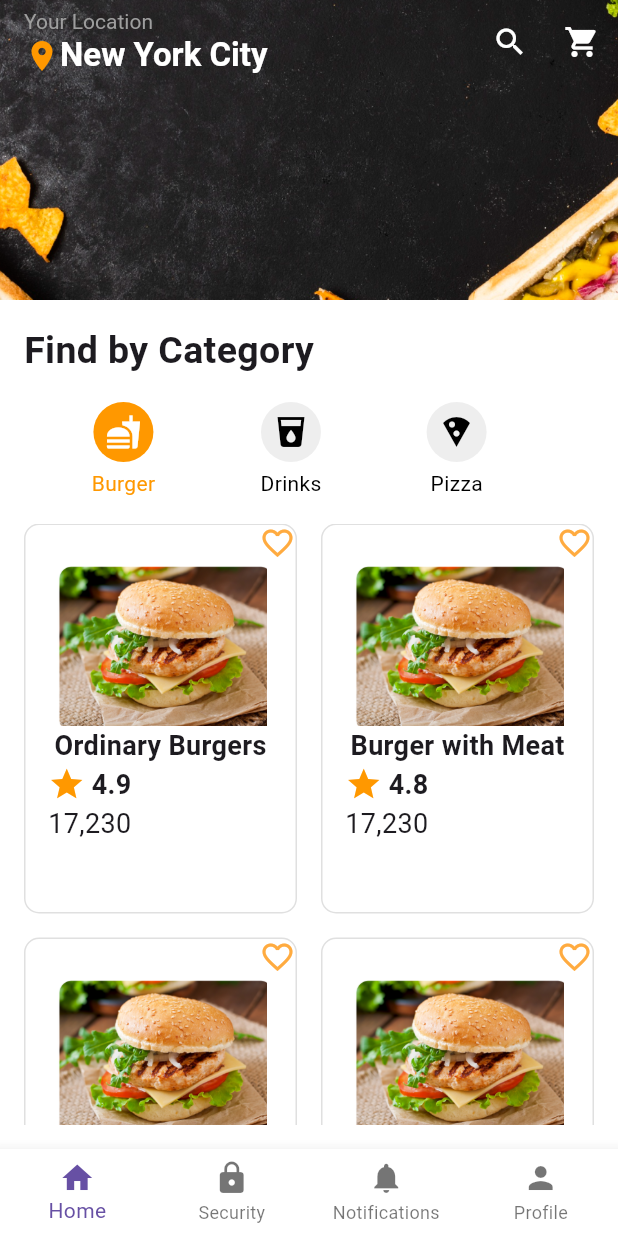
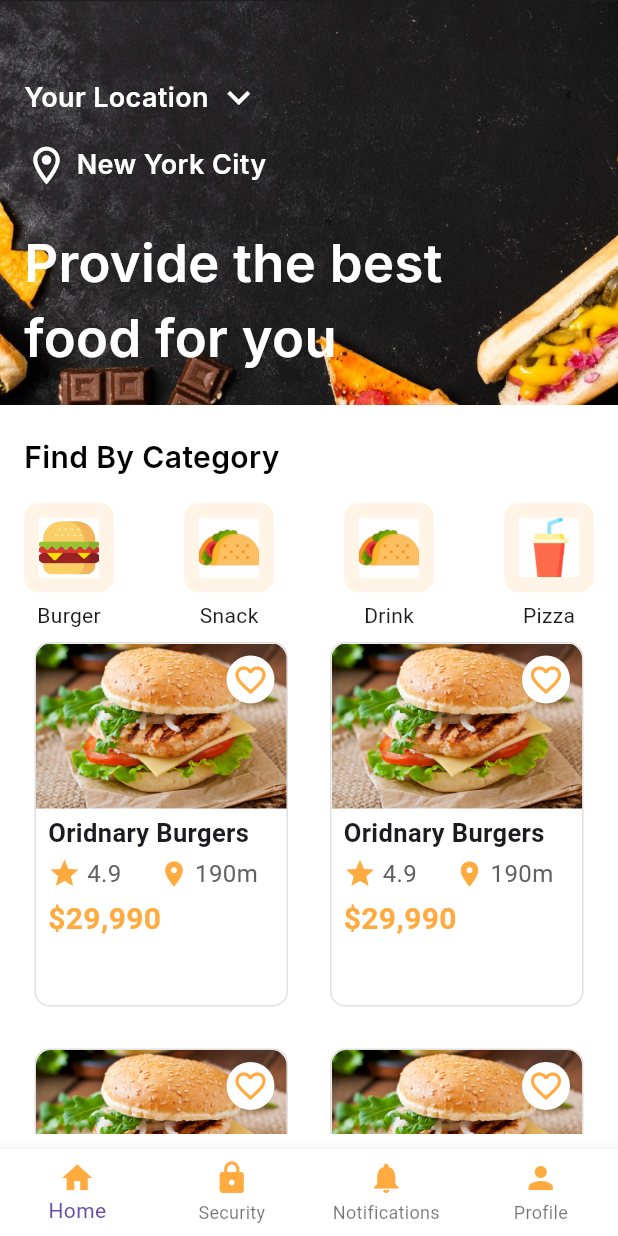
Before and after one commit to YugaJ7/Food-Delivery-App, a Flutter app: the screen it shows after launch, on a phone screen of 412 x 824 dp. Run offline on Flutter 3.47's test engine with Material 3 defaults, Android fonts, the phone set to English and light mode, and no system bars; our stand-ins replace google_fonts, image_picker.

Commit message:
Made Home Screenan and NavBar

```diff
--- a/food_delivery/lib/Components/navbar.dart
+++ b/food_delivery/lib/Components/navbar.dart
@@ -1,9 +1,9 @@
 import 'package:flutter/material.dart';
-import 'package:food_delivery/main.dart';
-import 'package:food_delivery/screens/home_screen.dart';
-import 'package:food_delivery/screens/orders.dart';
-import 'package:food_delivery/screens/notification.dart';
-import 'package:food_delivery/screens/profile_screen.dart';
+// import 'package:food_delivery/main.dart';
+// import 'package:food_delivery/screens/home_screen.dart';
+// import 'package:food_delivery/screens/orders.dart';
+// import 'package:food_delivery/screens/notification.dart';
+// import 'package:food_delivery/screens/profile_screen.dart';
 
 class Navbar extends StatelessWidget {
   @override
@@ -13,19 +13,19 @@ class Navbar extends StatelessWidget {
         backgroundColor: Colors.white,
         items: const [
           BottomNavigationBarItem(
-            icon: Icon(Icons.home),
+            icon: Icon(Icons.home, color: Colors.orangeAccent),
             label: 'Home',
           ),
           BottomNavigationBarItem(
-            icon: Icon(Icons.lock),
+            icon: Icon(Icons.lock, color: Colors.orangeAccent),
             label: 'Security',
           ),
           BottomNavigationBarItem(
-            icon: Icon(Icons.notifications),
+            icon: Icon(Icons.notifications, color: Colors.orangeAccent),
             label: 'Notifications',
           ),
           BottomNavigationBarItem(
-            icon: Icon(Icons.person),
+            icon: Icon(Icons.person, color: Colors.orangeAccent),
             label: 'Profile',
           ),
         ],
--- /dev/null
+++ b/food_delivery/lib/Components/product.dart
@@ -0,0 +1,15 @@
+class Product {
+  final String name;
+  final String image;
+  final String price;
+  final String distance;
+  final String rating;
+
+  Product({
+    required this.name,
+    required this.image,
+    required this.price,
+    required this.distance,
+    required this.rating
+  });
+}
--- /dev/null
+++ b/food_delivery/lib/Components/product_card.dart
@@ -0,0 +1,113 @@
+import 'package:flutter/material.dart';
+import 'package:food_delivery/Components/product.dart';
+
+class ProductCard extends StatefulWidget {
+  final Product product;
+  const ProductCard({Key? key, required this.product}) : super(key: key);
+
+  @override
+  State<ProductCard> createState() => _ProductCardState();
+}
+
+class _ProductCardState extends State<ProductCard> {
+  @override
+  Widget build(BuildContext context) {
+    return Container(
+      width: MediaQuery.of(context).size.width / 2.5, // Set width relative to screen size
+      margin: EdgeInsets.all(8.0), // Add margin around the card
+      decoration: BoxDecoration(
+        borderRadius: BorderRadius.circular(10.0),
+        border: Border.all(color: Colors.grey.shade300),
+      ),
+      child: Column(
+        crossAxisAlignment: CrossAxisAlignment.start,
+        children: [
+          Stack(
+            children: [
+              Container(
+                height: 110,
+                width: double.infinity,
+                decoration: BoxDecoration(
+                  borderRadius: BorderRadius.only(
+                    topLeft: Radius.circular(10.0),
+                    topRight: Radius.circular(10.0),
+                  ),
+                  image: DecorationImage(
+                    image: AssetImage(widget.product.image),
+                    fit: BoxFit.cover,
+                  ),
+                ),
+              ),
+              Positioned(
+                top: 8,
+                right: 8,
+                child: Container(
+                  padding: const EdgeInsets.all(4.0),
+                  decoration: BoxDecoration(
+                    color: Colors.white,
+                    shape: BoxShape.circle,
+                  ),
+                  child: Icon(
+                    Icons.favorite_border,
+                    color: Colors.orangeAccent,
+                  ),
+                ),
+              ),
+            ],
+          ),
+          Padding(
+            padding: const EdgeInsets.symmetric(horizontal: 8.0, vertical: 4.0),
+            child: Text(
+              widget.product.name,
+              style: const TextStyle(
+                fontSize: 17,
+                fontWeight: FontWeight.bold,
+              ),
+              overflow: TextOverflow.ellipsis,
+            ),
+          ),
+          Padding(
+            padding: const EdgeInsets.symmetric(horizontal: 8.0),
+            child: Row(
+              children: [
+              Icon(
+                  Icons.star,
+                  size: 22,
+                  color: Colors.orangeAccent,
+                ),
+                const SizedBox(width: 4),
+                Text(
+                  widget.product.rating, // Hardcoded for now; replace with dynamic data if available
+                  style: TextStyle(fontSize: 16, color: Colors.grey[700]),
+                ),
+                const SizedBox(width: 25),
+                // Distance Icon and Distance
+                Icon(
+                  Icons.location_on,
+                  size: 20,
+                  color: Colors.orangeAccent,
+                ),
+                const SizedBox(width: 4),
+                Text(
+                  widget.product.distance, // Hardcoded for now; replace with dynamic data if available
+                  style: TextStyle(fontSize: 16, color: Colors.grey[700]),
+                ),
+              ],
+            ),
+          ),
+          Padding(
+            padding: const EdgeInsets.symmetric(horizontal: 8.0, vertical: 4.0),
+            child: Text(
+              widget.product.price,
+              style: const TextStyle(
+                fontSize: 20,
+                fontWeight: FontWeight.bold,
+                color: Colors.orangeAccent,
+              ),
+            ),
+          ),
+        ],
+      ),
+    );
+  }
+}
--- a/food_delivery/lib/main.dart
+++ b/food_delivery/lib/main.dart
@@ -10,9 +10,8 @@ import 'screens/personal_data.dart';
 import 'screens/settings.dart';
 import 'screens/acc_delete.dart';
 import 'screens/add_acc.dart';
-import 'screens/security.dart';
+//import 'screens/security.dart';
 import 'screens/notification.dart';
-import 'scrollproduct.dart';
 void main() {
   runApp(FlutterApp());
 }
--- a/food_delivery/lib/screens/home_screen.dart
+++ b/food_delivery/lib/screens/home_screen.dart
@@ -2,231 +2,274 @@ import 'package:food_delivery/Components/navbar.dart';
 import 'package:food_delivery/main.dart';
 import 'package:food_delivery/screens/profile_screen.dart';
 import 'package:flutter/material.dart';
-
+import 'package:google_fonts/google_fonts.dart';
+import 'package:food_delivery/Components/product.dart';
+import 'package:food_delivery/Components/product_card.dart';
 class HomeScreen extends StatelessWidget {
   @override
   Widget build(BuildContext context) {
     return Scaffold(
-      appBar: PreferredSize(
-        preferredSize: Size.fromHeight(200),
-        child: Stack(
+      backgroundColor: Colors.white,
+      // appBar: AppBar(
+      //   backgroundColor: Colors.transparent,
+      //   elevation: 0,
+      //   leading: Icon(Icons.menu, color: Colors.black),
+      //   actions: [
+      //     Icon(Icons.search, color: Colors.black),
+      //     SizedBox(width: 10),
+      //     Icon(Icons.shopping_cart, color: Colors.black),
+      //     SizedBox(width: 10),
+      //   ],
+      // ),
+      body: Column(
+        crossAxisAlignment: CrossAxisAlignment.start,
         children: [
+          Stack(
+            children: [
+              // Background image
               Container(
+                height: 270,
+                width: double.infinity,
                 decoration: BoxDecoration(
                   image: DecorationImage(
-                  image: AssetImage('assets/images/image5.png'),
+                    image: AssetImage('assets/images/background.png'),
                     fit: BoxFit.cover,
                   ),
                 ),
               ),
-            AppBar(
-              backgroundColor: Colors.transparent,
-              elevation: 0,
-              title: Column(
-                crossAxisAlignment: CrossAxisAlignment.start,
-                children: [
-                  Text('Your Location', style: TextStyle(color: Colors.grey, fontSize: 14)),
-                  Row(
-                    children: [
-                      Icon(Icons.location_on, color: Colors.orange),
-                      Text('New York City', style: TextStyle(color: Colors.white, fontWeight: FontWeight.bold)),
-                    ],
-                  ),
-                ],
-              ),
-              actions: [
-                IconButton(
-                  icon: Icon(Icons.search, color: Colors.white),
-                  onPressed: () {},
-                ),
-                IconButton(
-                  icon: Icon(Icons.shopping_cart, color: Colors.white),
-                  onPressed: () {},
-                ),
-              ],
-            )
-          ],
-        ),
-      ),
-      backgroundColor: Colors.white,
-      body: Padding(
-        padding: const EdgeInsets.all(16.0),
+              Positioned(
+                top: 50,
+                left: 16,
+
                 child: Column(
                   crossAxisAlignment: CrossAxisAlignment.start,
                   children: [
-            Text('Find by Category', style: TextStyle(fontSize: 25, fontWeight: FontWeight.w600)),
-            SizedBox(height: 16),
-            Container(
-              height: 65,
-              child: ListView(
-                scrollDirection: Axis.horizontal,
-                padding: EdgeInsets.symmetric(horizontal: 10),
+                    Row(
                       children: [
-                  CategoryTile(icon: Icons.fastfood, label: 'Burger', isSelected: true),
-                  CategoryTile(icon: Icons.local_drink, label: 'Drinks'),
-                  CategoryTile(icon: Icons.local_pizza, label: 'Pizza'),
+                        Text(
+                           'Your Location',
+                             style: GoogleFonts.inter(
+                             textStyle: TextStyle(color: Colors.white,fontSize: 18, fontWeight: FontWeight.w600))),
+                        SizedBox(width: 5),
+                        Icon(Icons.keyboard_arrow_down_sharp, color: Colors.white, size: 30)
+
                       ],
                     ),
+                    SizedBox(height: 15),
+                    Row(
+                      children: [
+                        Icon(Icons.location_on_outlined, color: Colors.white, size: 30),
+                        SizedBox(width: 5),
+                          Text(
+                           'New York City',
+                             style: GoogleFonts.inter(
+                             textStyle: TextStyle(color: Colors.white,fontSize: 18, fontWeight: FontWeight.w600))),
+                      ],
                     ),
-            SizedBox(height: 16),
-            // Food Items Grid
-            Expanded(
-              child: GridView.count(
-                crossAxisCount: 2,
-                childAspectRatio: 0.7,
-                mainAxisSpacing: 16,
-                crossAxisSpacing: 16,
-                children: [
-                  FoodItemTile(
-                    name: 'Ordinary Burgers',
-                    image: 'assets/images/p1.png',
-                    rating: 4.9,
-                    price: '17,230',
-                  ),
-                  FoodItemTile(
-                    name: 'Burger with Meat',
-                    image: 'assets/images/p1.png',
-                    rating: 4.8,
-                    price: '17,230',
-                  ),
-                  FoodItemTile(
-                    name: 'Ordinary Burgers',
-                    image: 'assets/images/p1.png',
-                    rating: 4.9,
-                    price: '17,230',
-                  ),
-                  FoodItemTile(
-                    name: 'Ordinary Burgers',
-                    image: 'assets/images/p1.png',
-                    rating: 4.9,
-                    price: '17,230',
-                  ),
-                  FoodItemTile(
-                    name: 'Ordinary Burgers',
-                    image: 'assets/images/p1.png',
-                    rating: 4.9,
-                    price: '17,230',
-                  ),
+
+                    SizedBox(height: 25),
+                    Text(
+                           'Provide the best \nfood for you',
+                             style: GoogleFonts.inter(
+                             textStyle: TextStyle(color: Colors.white,fontSize: 35, fontWeight: FontWeight.w600))),
                   ],
                 ),
               ),
             ],
           ),
+          SizedBox(height: 20),
+          Padding(
+            padding: const EdgeInsets.symmetric(horizontal: 16.0),
+            child: Row(
+              children: [
+                Text(
+                  'Find By Category',
+                  style: GoogleFonts.inter(
+                             textStyle: TextStyle(color: Colors.black,fontSize: 20, fontWeight: FontWeight.w600))
+                )
+              ],
             ),
-      bottomNavigationBar: Navbar()
+          ),
+          SizedBox(height: 16,),
+          // Categories section
+          Padding(
+            padding: const EdgeInsets.symmetric(horizontal: 16.0),
+            child: Row(
+              mainAxisAlignment: MainAxisAlignment.spaceBetween,
+              children: [
+                CategoryItem(
+                  iconPath: 'assets/images/c1.png',
+                  title: 'Burger',
+                ),
+                CategoryItem(
+                  iconPath: 'assets/images/c3.png',
+                  title: 'Snack',
+                ),
+                CategoryItem(
+                  iconPath: 'assets/images/c3.png',
+                  title: 'Drink',
+                ),
+                CategoryItem(
+                  iconPath: 'assets/images/c4.png',
+                  title: 'Pizza',
+                ),
+              ],
+            ),
+          ),
+          Expanded(
+            child: Container(
+              padding: const EdgeInsets.fromLTRB(15.0,0.0,15.0,10.0),
+              child:GridView.builder(
+                  gridDelegate: const SliverGridDelegateWithFixedCrossAxisCount(
+                    crossAxisCount: 2,
+                    childAspectRatio: (100/140),
+                    crossAxisSpacing: 12,
+                    mainAxisSpacing: 12,
+                  ),
+                  scrollDirection: Axis.vertical,
+                  itemCount: MyProduct.allProducts.length,
+                  itemBuilder:(context, index) {
+                    final allProducts = MyProduct.allProducts[index];
+                    return ProductCard(product : allProducts);
+                  },
+                )
+            ),
+          )
+        ],
+      ),
+      bottomNavigationBar: Navbar(),
+    );
+  }
+}
+class MyProduct {
+  static List<Product> allProducts = [
+    Product(
+      name: 'Oridnary Burgers',
+      price: '\$29,990',
+      image: 'assets/images/b1.png',
+      rating: '4.9',
+      distance: '190m'),
+      Product(
+      name: 'Oridnary Burgers',
+      price: '\$29,990',
+      image: 'assets/images/b1.png',
+      rating: '4.9',
+      distance: '190m'),
+      Product(
+      name: 'Oridnary Burgers',
+      price: '\$29,990',
+      image: 'assets/images/b1.png',
+      rating: '4.9',
+      distance: '190m'),
+      Product(
+      name: 'Oridnary Burgers',
+      price: '\$29,990',
+      image: 'assets/images/b1.png',
+      rating: '4.9',
+      distance: '190m'),
+  ];
+}
+
+class CategoryItem extends StatelessWidget {
+  final String iconPath;
+  final String title;
+
+  const CategoryItem({
+    required this.iconPath,
+    required this.title,
+  });
+
+  @override
+  Widget build(BuildContext context) {
+    return Column(
+      children: [
+        Container(
+          width: 60,
+          height: 60,
+          padding: EdgeInsets.all(10),
+          decoration: BoxDecoration(
+            color: Colors.orange.withOpacity(0.1),
+            borderRadius: BorderRadius.circular(10),
+          ),
+          child: Image.asset(iconPath, fit: BoxFit.contain),
+        ),
+        SizedBox(height: 5),
+        Text(title, style: TextStyle(fontSize: 14)),
+      ],
     );
   }
 }
 
-class CategoryTile extends StatelessWidget {
-  final IconData icon;
-  final String label;
-  final bool isSelected;
+class FoodItemCard extends StatelessWidget {
+  final String imagePath;
+  final String name;
+  final double price;
+  final double rating;
+  final String size;
 
-  CategoryTile({required this.icon, required this.label, this.isSelected = false});
+  const FoodItemCard({
+    required this.imagePath,
+    required this.name,
+    required this.price,
+    required this.rating,
+    required this.size,
+  });
 
   @override
   Widget build(BuildContext context) {
-    return Padding(
-      padding: const EdgeInsets.symmetric(horizontal: 35.0),
+    return Card(
+      margin: EdgeInsets.only(bottom: 15),
+      shape: RoundedRectangleBorder(
+        borderRadius: BorderRadius.circular(15),
+      ),
+      elevation: 3,
+      child: Padding(
+        padding: const EdgeInsets.all(8.0),
+        child: Row(
+          children: [
+            ClipRRect(
+              borderRadius: BorderRadius.circular(10),
+              child: Image.asset(
+                imagePath,
+                width: 80,
+                height: 80,
+                fit: BoxFit.cover,
+              ),
+            ),
+            SizedBox(width: 10),
+            Expanded(
               child: Column(
+                crossAxisAlignment: CrossAxisAlignment.start,
                 children: [
-          CircleAvatar(
-            backgroundColor: isSelected ? Colors.orange : Colors.grey[200],
-            child: Icon(icon, color: isSelected ? Colors.white : Colors.black),
+                  Text(
+                    name,
+                    style: TextStyle(fontSize: 16, fontWeight: FontWeight.bold),
                   ),
-          SizedBox(height: 4),
-          Text(label, style: TextStyle(color: isSelected ? Colors.orange : Colors.black)),
+                  Text(
+                    '$size',
+                    style: TextStyle(color: Colors.grey),
+                  ),
+                  SizedBox(height: 5),
+                  Row(
+                    mainAxisAlignment: MainAxisAlignment.spaceBetween,
+                    children: [
+                      Row(
+                        children: [
+                          Icon(Icons.star, color: Colors.orange, size: 16),
+                          SizedBox(width: 3),
+                          Text('$rating'),
                         ],
+                      ),
+                      Text('\$$price', style: TextStyle(fontWeight: FontWeight.bold)),
+                    ],
+                  ),
+                ],
+              ),
+            ),
+            Icon(Icons.favorite_border),
+          ],
+        ),
       ),
     );
   }
 }
-
-class FoodItemTile extends StatelessWidget {
-  final String name;
-  final String image;
-  final double rating;
-  final String price;
-
-  FoodItemTile({required this.name, required this.image, required this.rating, required this.price});
-
-  @override
-  Widget build(BuildContext context) {
-    return Container(
-      width: MediaQuery.of(context).size.width / 2,
-      decoration: BoxDecoration(
-        color: Colors.white,
-        borderRadius: BorderRadius.circular(10),
-        border: Border.all(color: Colors.grey.shade300)
-        // boxShadow: [
-        //   BoxShadow(color: Colors.grey.withOpacity(0.2), blurRadius: 10, spreadRadius: 5),
-        // ],
-      ),
-      child: Column(
-        children: [
-          Row(
-            mainAxisAlignment: MainAxisAlignment.end,
-            children: [
-              Padding(padding: EdgeInsets.fromLTRB(0.0, 10.0, 5.0, 0.0)),
-              Icon(
-                Icons.favorite_border_outlined,
-                color: Colors.orangeAccent
-              )
-            ],
-          ),
-          SizedBox(
-            height: 110,
-            width:double.infinity,
-            child: Image.asset(image, fit: BoxFit.contain),
-            ),
-          Text(
-              name, style:TextStyle(fontSize: 18,fontWeight: FontWeight.bold)
-          ),
-          Row(
-            mainAxisAlignment: MainAxisAlignment.start,
-            children: [
-              SizedBox(width: 15),
-              Icon(Icons.star, color: Colors.orange, size: 25),
-              SizedBox(width: 4),
-              Text(rating.toString(), style: TextStyle(fontWeight: FontWeight.bold, fontSize: 18)),
-            ],
-          ),
-          Row(
-            mainAxisAlignment: MainAxisAlignment.start,
-            children: [
-              SizedBox(width: 15),
-              Text(price,style:TextStyle(fontSize: 18,fontWeight: FontWeight.normal))],
-          ),
-
-
-
-        ],
-        // crossAxisAlignment: CrossAxisAlignment.start,
-        // children: [
-        //   SidedBox(
-        //     borderRadius: BorderRadius.circular(12),
-        //     child: Image.asset(
-        //       image,
-        //       fit: BoxFit.cover,
-        //       height: 120,
-        //       width: double.infinity,
-        //     ),
-        //   ),
-        //   Padding(
-        //     padding: const EdgeInsets.all(8.0),
-        //     child: Text(name, style: TextStyle(fontWeight: FontWeight.bold)),
-        //   ),
-        //   Padding(
-        //     padding: const EdgeInsets.symmetric(horizontal: 8.0),
-        //     child: Row(
-        //       children: [
-        //
-        //       ],
-        //     ),
-        //   ),
-        // ],
-      ),
-    );
-  }
-}
--- a/food_delivery/lib/screens/profile_screen.dart
+++ b/food_delivery/lib/screens/profile_screen.dart
@@ -209,46 +209,7 @@ class ProfileScreen extends StatelessWidget {
           ],
         ),
       ),
-      bottomNavigationBar: BottomNavigationBar(
-        type: BottomNavigationBarType.fixed,
-        backgroundColor: Colors.white,
-        items: const [
-          BottomNavigationBarItem(
-            icon: Icon(Icons.home),
-            label: 'Home',
-          ),
-          BottomNavigationBarItem(
-            icon: Icon(Icons.lock),
-            label: 'Security',
-          ),
-          BottomNavigationBarItem(
-            icon: Icon(Icons.notifications),
-            label: 'Notifications',
-          ),
-          BottomNavigationBarItem(
-            icon: Icon(Icons.person),
-            label: 'Profile',
-          ),
-        ],
-        onTap: (index) {
-          switch (index) {
-            case 0:
-              Navigator.pushNamed(context, '/home');
-              break;
-            case 1:
-              Navigator.pushNamed(context, '/security');
-              break;
-            case 2:
-              Navigator.pushNamed(context, '/notification');
-              break;
-            case 3:
-              Navigator.pushNamed(context, '/profile');
-              break;
-            default:
-              break;
-          }
-        },
-      ),
+      bottomNavigationBar: Navbar()
     );
   }
 }
--- a/food_delivery/lib/scrollproduct.dart
+++ /dev/null
@@ -1,39 +0,0 @@
-import 'package:flutter/material.dart';
-class scrollproduct extends StatelessWidget {
-  final String image;
-  final String name;
-  final String text;
-  scrollproduct({required this.image, required this.name, required this.text});
-  @override
-  Widget build(BuildContext context) {
-    return Padding(
-      padding: const EdgeInsets.all(8.0),
-      child: Container(
-        width: 200,
-        decoration: BoxDecoration(
-          borderRadius: BorderRadius.circular(10),
-          border: Border.all(color: Colors.grey.shade300),
-        ),
-        child: Column(
-          children: [
-            Image.asset(image, height: 100),
-            Padding(
-              padding: const EdgeInsets.symmetric(vertical: 8.0),
-              child: Text(name, style: TextStyle(fontSize: 16)),
-            ),
-            Text(text, style: TextStyle(fontSize: 18, fontWeight: FontWeight.bold)),
-            Padding(
-              padding: const EdgeInsets.symmetric(vertical: 8.0),
-              child: ElevatedButton(
-                onPressed: () {
-
-                },
-                child: Text('Order Now'),
-              ),
-            ),
-          ],
-        ),
-      ),
-    );
-  }
-}
--- a/food_delivery/pubspec.yaml
+++ b/food_delivery/pubspec.yaml
@@ -35,6 +35,7 @@ dependencies:
   # The following adds the Cupertino Icons font to your application.
   # Use with the CupertinoIcons class for iOS style icons.
   cupertino_icons: ^1.0.8
+  google_fonts: ^6.2.1
 
 dev_dependencies:
   flutter_test:
```
Also changed, not shown: food_delivery/assets/images/b1.png (added), food_delivery/assets/images/background.png (added), food_delivery/assets/images/c1.png (added), food_delivery/assets/images/c2.png (added), food_delivery/assets/images/c3.png (added), food_delivery/assets/images/c4.png (added), food_delivery/pubspec.lock, profile.dart (deleted), 1 other file. Lines whose indentation alone changed are shown as unchanged.
